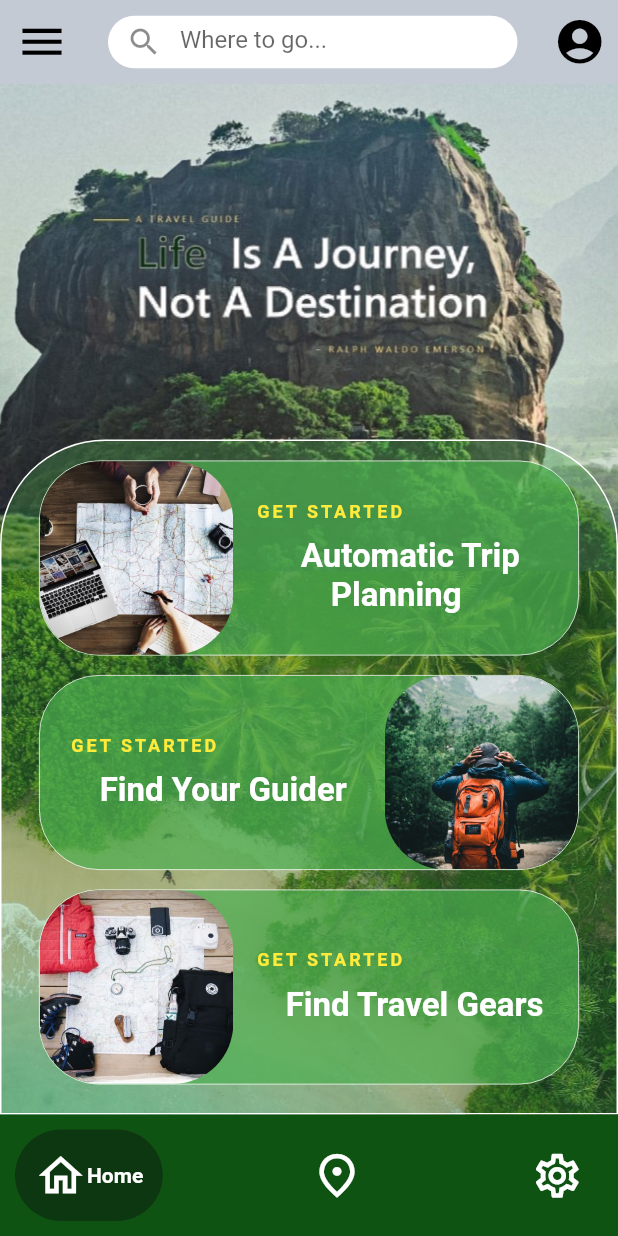
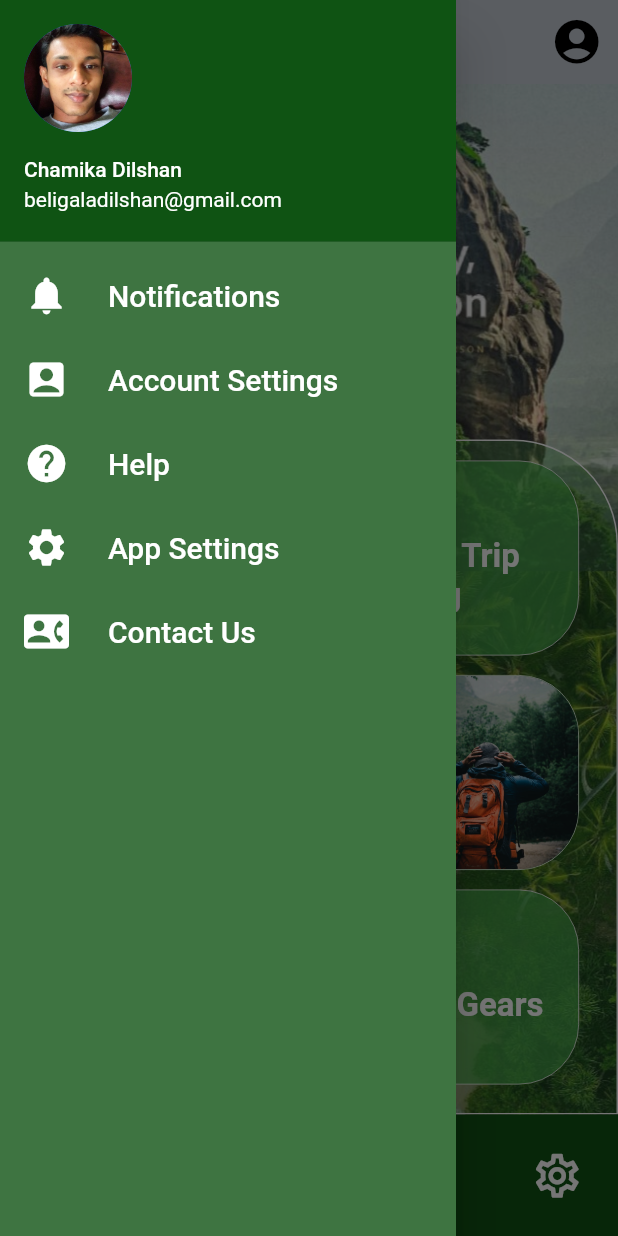
Before and after one commit to Navindi-Nimasha/smart-traveler-app, a Flutter app: the HomePage screen opened directly, with the side drawer open (before the commit the screen has no drawer), on a phone screen of 412 x 824 dp. Run offline on Flutter 3.47's test engine with Material 2 defaults, Android fonts, the phone set to English and light mode, and no system bars; drawn by our look-alikes of google_nav_bar; our stand-ins replace carousel_pro, dropdown_button2, image_picker.

Commit message:
Updated home page

```diff
--- a/lib/main.dart
+++ b/lib/main.dart
@@ -1,6 +1,6 @@
 import 'package:flutter/material.dart';
-
-import 'models/location/locationlist.dart';
+import 'models/shop/register_shop.dart';
+import 'screens/homepage.dart';
 
 //import 'screens/home.dart';
 
@@ -22,7 +22,7 @@ class MyApp extends StatelessWidget {
       theme: ThemeData(
         primarySwatch: Colors.blue,
       ),
-      home: const LListPage(),
+      home: const RegisterSPage(),
     );
   }
 }
--- a/lib/models/location/locatinview.dart
+++ b/lib/models/location/locatinview.dart
@@ -116,6 +116,8 @@ class BodyL extends StatelessWidget {
           autoplay: false,
           animationCurve: Curves.fastOutSlowIn,
           animationDuration: const Duration(milliseconds: 1000),
+          dotColor: Colors.grey,
+          dotSize: 4.0,
         ),
       ),
     );
@@ -182,11 +184,11 @@ class BodyL extends StatelessWidget {
                 children: [
                   IconButton(
                     onPressed: (() {}),
-                    icon: const Icon(Icons.download_sharp),
+                    icon: const Icon(Icons.favorite_border_outlined),
                     color: Colors.white,
                   ),
                   const Text(
-                    "Download",
+                    "Favorite",
                     style: TextStyle(color: Colors.white),
                   )
                 ],
--- a/lib/screens/home.dart
+++ b/lib/screens/homepage.dart
@@ -1,10 +1,7 @@
 import 'package:flutter/material.dart';
 import 'package:google_nav_bar/google_nav_bar.dart';
-
-import '../models/guider/glist_page.dart';
-import '../models/shop/shoplist_page.dart';
-import '../models/trip_plan/plan_input.dart';
-//import 'package:flutter/cupertino.dart';
+import 'package:flutter/cupertino.dart';
+import 'sidebar.dart';
 
 class HomePage extends StatefulWidget {
   const HomePage({super.key});
@@ -17,7 +14,8 @@ class _HomePageState extends State<HomePage> {
   @override
   Widget build(BuildContext context) {
     return Scaffold(
-      bottomNavigationBar: const GNav(
+      drawer: SideBar(),
+      bottomNavigationBar: GNav(
         backgroundColor: Color.fromARGB(255, 15, 83, 19),
         color: Colors.white,
         activeColor: Colors.white,
@@ -44,50 +42,87 @@ class _HomePageState extends State<HomePage> {
       ),
       extendBodyBehindAppBar: false,
       appBar: AppBar(
-        backgroundColor: const Color.fromARGB(255, 196, 202, 212),
+        backgroundColor: Color.fromARGB(255, 196, 202, 212),
         elevation: 0.0,
-        title: Container(
-          width: double.infinity,
-          height: 35,
-          decoration: BoxDecoration(
-              color: Colors.white, borderRadius: BorderRadius.circular(50)),
-          child: const Center(
-            child: TextField(
-              decoration: InputDecoration(
-                  prefixIcon: Icon(Icons.search),
-                  // suffixIcon: IconButton(
-                  //   icon: const Icon(Icons.clear),
-                  //   onPressed: () {},
-                  // ),
-                  hintText: 'Where to go...',
-                  border: InputBorder.none),
+        leading: Builder(
+          builder: (context) => IconButton(
+            onPressed: () => Scaffold.of(context).openDrawer(),
+            icon: Icon(Icons.menu, color: Colors.black),
+            iconSize: 35,
+          ),
+        ),
+        actions: [
+          Padding(
+            padding: EdgeInsets.only(right: 10.0),
+            child: PopupMenuButton(
+              itemBuilder: (context) => [
+                PopupMenuItem(
+                  child: ListTile(
+                      leading: Icon(Icons.login_outlined, color: Colors.black),
+                      title: Text(
+                        "Log In",
+                        style: TextStyle(
+                            fontWeight: FontWeight.bold, fontSize: 18),
+                      )),
+                ),
+                PopupMenuItem(
+                  child: ListTile(
+                      leading:
+                          Icon(Icons.app_registration, color: Colors.black),
+                      title: Text(
+                        "Register As",
+                        style: TextStyle(
+                            fontWeight: FontWeight.bold, fontSize: 18),
+                      )),
+                ),
+                PopupMenuItem(
+                  child: Text(
+                    "Traveller",
+                    style: TextStyle(fontSize: 18),
+                  ),
+                ),
+                PopupMenuItem(
+                  child: Text(
+                    "Guider",
+                    style: TextStyle(fontSize: 18),
+                  ),
+                ),
+                PopupMenuItem(
+                  child: Text(
+                    "Shop",
+                    style: TextStyle(fontSize: 18),
+                  ),
+                ),
+                PopupMenuItem(
+                  child: ListTile(
+                      leading: Icon(Icons.logout_outlined, color: Colors.black),
+                      title: Text(
+                        "Log Out",
+                        style: TextStyle(
+                            fontWeight: FontWeight.bold, fontSize: 18),
+                      )),
+                ),
+              ],
+              child: Icon(
+                Icons.account_circle_rounded,
+                size: 35,
+                color: Colors.black,
               ),
             ),
           ),
-        leading: IconButton(
-          onPressed: () {},
-          icon: const Icon(Icons.menu, color: Colors.black),
-          iconSize: 35,
-        ),
-        actions: [
-          IconButton(
-              onPressed: () {},
-              icon: const Icon(Icons.account_circle_rounded),
-              iconSize: 35,
-              color: Colors.black)
         ],
       ),
       body: Container(
           width: double.infinity,
           height: double.infinity,
-          decoration: const BoxDecoration(
+          decoration: BoxDecoration(
             image: DecorationImage(
-                image: AssetImage("assets/images/homepage/homepage.jpg"),
+                image: AssetImage("assets/images/homepage_new/homepage.jpg"),
                 fit: BoxFit.cover),
           ),
           child: Column(
             children: [
-              const Flexible(
+              Flexible(
                 child: SizedBox(
                   height: 370,
                 ),
@@ -98,20 +133,15 @@ class _HomePageState extends State<HomePage> {
                 decoration: BoxDecoration(
                   color: Colors.green.withOpacity(0.3),
                   border: Border.all(color: Colors.white, width: 1),
-                  borderRadius:
-                      const BorderRadius.vertical(top: Radius.circular(70)),
+                  borderRadius: BorderRadius.vertical(top: Radius.circular(70)),
                 ),
                 child: Column(
                   children: [
-                    const SizedBox(
+                    SizedBox(
                       height: 13,
                     ),
                     InkResponse(
-                      onTap: () => Navigator.push(
-                        context,
-                        MaterialPageRoute(
-                            builder: (context) => const TripPlanPage()),
-                      ),
+                      onTap: () {},
                       child: Container(
                         height: 130,
                         width: 360,
@@ -125,17 +155,17 @@ class _HomePageState extends State<HomePage> {
                             ClipRRect(
                               borderRadius: BorderRadius.circular(40),
                               child: Image.asset(
-                                  'assets/images/homepage/Automatic Trip Planning.jpg'),
+                                  'assets/images/homepage_new/Automatic Trip Planning.jpg'),
                             ),
-                            const SizedBox(
+                            SizedBox(
                               width: 5,
                             ),
                             Column(
                               crossAxisAlignment: CrossAxisAlignment.start,
                               mainAxisAlignment: MainAxisAlignment.center,
-                              children: const [
+                              children: [
                                 Padding(
-                                  padding: EdgeInsets.only(left: 10),
+                                  padding: const EdgeInsets.only(left: 10),
                                   child: Text(
                                     'GET STARTED',
                                     style: TextStyle(
@@ -149,7 +179,7 @@ class _HomePageState extends State<HomePage> {
                                   height: 10,
                                 ),
                                 Padding(
-                                  padding: EdgeInsets.only(left: 40),
+                                  padding: const EdgeInsets.only(left: 40),
                                   child: Text(
                                     'Automatic Trip',
                                     style: TextStyle(
@@ -159,7 +189,7 @@ class _HomePageState extends State<HomePage> {
                                   ),
                                 ),
                                 Padding(
-                                  padding: EdgeInsets.only(left: 60),
+                                  padding: const EdgeInsets.only(left: 60),
                                   child: Text(
                                     'Planning',
                                     style: TextStyle(
@@ -174,15 +204,11 @@ class _HomePageState extends State<HomePage> {
                         ),
                       ),
                     ),
-                    const SizedBox(
+                    SizedBox(
                       height: 13,
                     ),
                     InkResponse(
-                      onTap: () => Navigator.push(
-                        context,
-                        MaterialPageRoute(
-                            builder: (context) => const GListPage()),
-                      ),
+                      onTap: () {},
                       child: Container(
                         height: 130,
                         width: 360,
@@ -197,9 +223,9 @@ class _HomePageState extends State<HomePage> {
                             Column(
                               crossAxisAlignment: CrossAxisAlignment.start,
                               mainAxisAlignment: MainAxisAlignment.center,
-                              children: const [
+                              children: [
                                 Padding(
-                                  padding: EdgeInsets.only(left: 20),
+                                  padding: const EdgeInsets.only(left: 20),
                                   child: Text(
                                     'GET STARTED',
                                     style: TextStyle(
@@ -213,7 +239,7 @@ class _HomePageState extends State<HomePage> {
                                   height: 10,
                                 ),
                                 Padding(
-                                  padding: EdgeInsets.only(left: 40),
+                                  padding: const EdgeInsets.only(left: 40),
                                   child: Text(
                                     'Find Your Guider',
                                     style: TextStyle(
@@ -224,28 +250,22 @@ class _HomePageState extends State<HomePage> {
                                 ),
                               ],
                             ),
-                            const SizedBox(
+                            SizedBox(
                               width: 5,
                             ),
                             ClipRRect(
                               borderRadius: BorderRadius.circular(40),
                               child: Image.asset(
-                                  'assets/images/homepage/Find Your Guider.jpg'),
+                                  'assets/images/homepage_new/Find Your Guider.jpg'),
                             ),
                           ],
                         ),
                       ),
                     ),
-                    const SizedBox(
+                    SizedBox(
                       height: 13,
                     ),
-                    InkResponse(
-                      onTap: () => Navigator.push(
-                        context,
-                        MaterialPageRoute(
-                            builder: (context) => const SListPage()),
-                      ),
-                      child: Container(
+                    Container(
                       height: 130,
                       width: 360,
                       decoration: BoxDecoration(
@@ -258,17 +278,17 @@ class _HomePageState extends State<HomePage> {
                           ClipRRect(
                             borderRadius: BorderRadius.circular(40),
                             child: Image.asset(
-                                  'assets/images/homepage/Find Travel Gears.jpg'),
+                                'assets/images/homepage_new/Find Travel Gears.jpg'),
                           ),
-                            const SizedBox(
+                          SizedBox(
                             width: 5,
                           ),
                           Column(
                             crossAxisAlignment: CrossAxisAlignment.start,
                             mainAxisAlignment: MainAxisAlignment.center,
-                              children: const [
+                            children: [
                               Padding(
-                                  padding: EdgeInsets.only(left: 10),
+                                padding: const EdgeInsets.only(left: 10),
                                 child: Text(
                                   'GET STARTED',
                                   style: TextStyle(
@@ -282,7 +302,7 @@ class _HomePageState extends State<HomePage> {
                                 height: 10,
                               ),
                               Padding(
-                                  padding: EdgeInsets.only(left: 30),
+                                padding: const EdgeInsets.only(left: 30),
                                 child: Text(
                                   'Find Travel Gears',
                                   style: TextStyle(
@@ -296,7 +316,6 @@ class _HomePageState extends State<HomePage> {
                         ],
                       ),
                     ),
-                    ),
                   ],
                 ),
               ),
--- a/lib/screens/loginpage.dart
+++ b/lib/screens/loginpage.dart
@@ -3,7 +3,7 @@ import 'package:flutter/material.dart';
 import 'package:google_nav_bar/google_nav_bar.dart';
 
 import '../models/guider/register_g.dart';
-import 'home.dart';
+import 'homepage.dart';
 
 class LoginPage extends StatelessWidget {
   const LoginPage({super.key});
--- /dev/null
+++ b/lib/screens/sidebar.dart
@@ -0,0 +1,96 @@
+import 'package:flutter/material.dart';
+
+class SideBar extends StatelessWidget {
+  @override
+  Widget build(BuildContext context) {
+    return Drawer(
+      child: Container(
+        color: Color.fromARGB(255, 15, 83, 19).withOpacity(0.8),
+        child: ListView(
+          padding: EdgeInsets.zero,
+          children: [
+            UserAccountsDrawerHeader(
+              accountName: Text('Chamika Dilshan'),
+              accountEmail: Text(
+                'beligaladilshan@gmail.com',
+              ),
+              currentAccountPicture: CircleAvatar(
+                child: ClipOval(
+                  child: Image.asset(
+                    'assets/images/homepage_new/bella.jpg',
+                    fit: BoxFit.cover,
+                    width: 90,
+                    height: 90,
+                  ),
+                ),
+              ),
+              decoration: BoxDecoration(
+                color: Color.fromARGB(255, 15, 83, 19),
+              ),
+            ),
+            ListTile(
+              leading: Icon(
+                Icons.notifications,
+                color: Colors.white,
+                size: 30,
+              ),
+              title: Text(
+                'Notifications',
+                style: TextStyle(color: Colors.white, fontSize: 20),
+              ),
+              onTap: () => null,
+            ),
+            ListTile(
+              leading: Icon(
+                Icons.account_box,
+                color: Colors.white,
+                size: 30,
+              ),
+              title: Text(
+                'Account Settings',
+                style: TextStyle(color: Colors.white, fontSize: 20),
+              ),
+              onTap: () => null,
+            ),
+            ListTile(
+              leading: Icon(
+                Icons.help,
+                color: Colors.white,
+                size: 30,
+              ),
+              title: Text(
+                'Help',
+                style: TextStyle(color: Colors.white, fontSize: 20),
+              ),
+              onTap: () => null,
+            ),
+            ListTile(
+              leading: Icon(
+                Icons.settings,
+                color: Colors.white,
+                size: 30,
+              ),
+              title: Text(
+                'App Settings',
+                style: TextStyle(color: Colors.white, fontSize: 20),
+              ),
+              onTap: () => null,
+            ),
+            ListTile(
+              leading: Icon(
+                Icons.contact_phone,
+                color: Colors.white,
+                size: 30,
+              ),
+              title: Text(
+                'Contact Us',
+                style: TextStyle(color: Colors.white, fontSize: 20),
+              ),
+              onTap: () => null,
+            ),
+          ],
+        ),
+      ),
+    );
+  }
+}
```
Also changed, not shown: pubspec.yaml (+5 -4 lines), assets/images/homepage_new/Automatic Trip Planning.jpg (added), assets/images/homepage_new/Find Travel Gears.jpg (added), assets/images/homepage_new/Find Your Guider.jpg (added), assets/images/homepage_new/bella.jpg (added), assets/images/homepage_new/homepage.jpg (added). Lines whose indentation alone changed are shown as unchanged.
